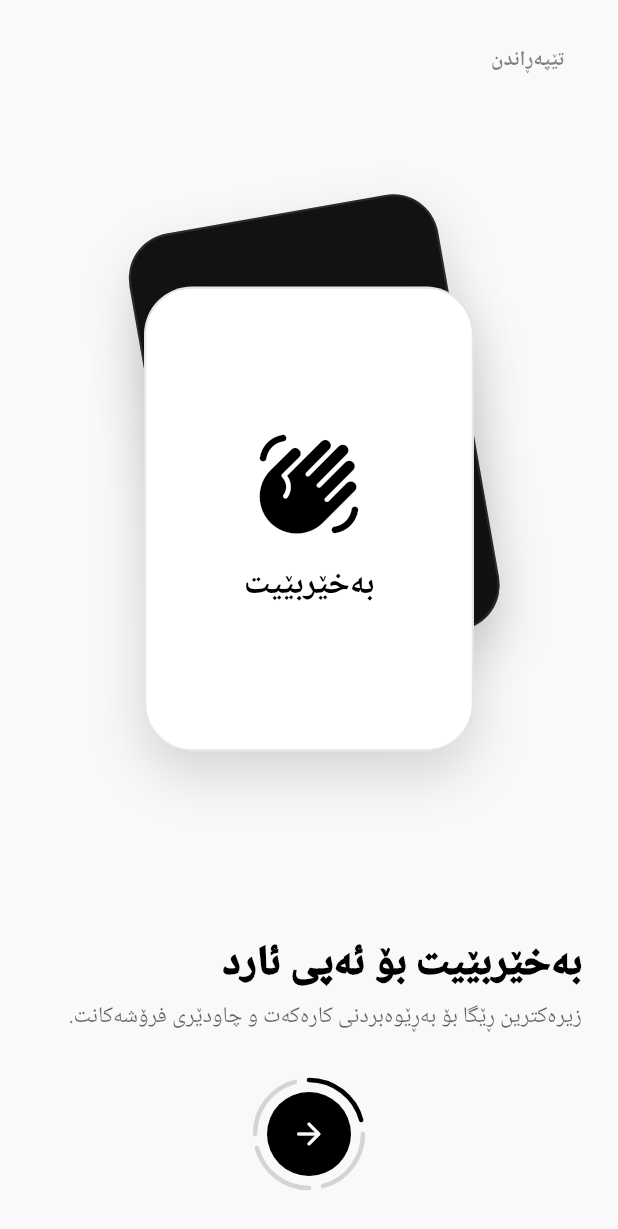
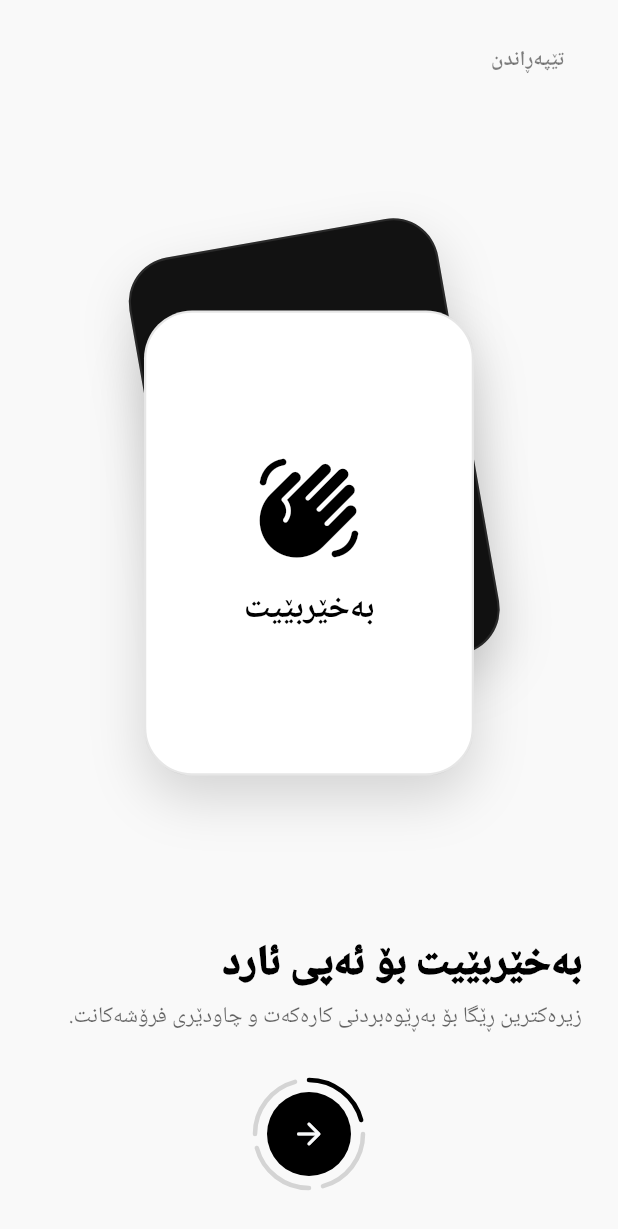
Before and after one commit to arsh-kh/ard_app_web, a Flutter app: the screen it shows after launch, on a phone screen of 412 x 824 dp. Shown: the top 1229 px of the screen. Run offline on Flutter 3.47's test engine with Material 3 defaults, Android fonts, the phone set to English and light mode, and no system bars; drawn by our look-alikes of flutter_animate; our stand-ins replace cached_network_image, cloud_firestore, connectivity_plus, csv, firebase_auth, firebase_core and 13 more; accounts and stored records are empty; project files that could hold a hidden picture were left out.

Commit message:
before buseness edit

```diff
--- a/lib/core/utils/app_translations.dart
+++ b/lib/core/utils/app_translations.dart
@@ -39,14 +39,14 @@ class Tr {
       'themeLight': 'Light Mode',
       'themeDark': 'Dark Mode',
       'onboardingTitle1': 'Select Language',
-      'onboardingDesc1': 'Please select your preferred language.',
+      'onboardingDesc1': 'Please select your preferred language (you can change it later).',
       'onboardingTitle4': 'Ready to Start?',
       'onboardingDesc4':
           'Optimize your business and take control of your financial growth today.',
       'skipBtn': 'Skip',
       'getStartedBtn': 'Get Started',
       'cardWelcome': 'Welcome',
-      'cardManage': 'Hello',
+      'cardManage': 'Manage',
       'cardLanguage': 'Language',
       'cardLocalization': 'Localization',
       'cardReady': 'Ready',
@@ -597,14 +597,14 @@ class Tr {
       'themeLight': 'ڕووناک',
       'themeDark': 'تاریک',
       'onboardingTitle1': 'زمان هەڵبژێرە',
-      'onboardingDesc1': '  (دەتوانرێت لەداهاتوشدا بگۆڕدرێت) زمانی گونجاو هەڵبژێرە.',
+      'onboardingDesc1': 'زمانێکی گونجاو هەڵبژێرە (دواتر دەتوانیت بیگۆڕیت).',
       'onboardingTitle4': 'ئامادەی بۆ دەستپێکردن؟',
       'onboardingDesc4':
           'کارەکەت بەرەو پێش ببە و کۆنتڕۆڵی گەشەی داراییت بکە.',
       'skipBtn': 'تێپەڕاندن',
       'getStartedBtn': 'دەستپێکردن',
       'cardWelcome': 'بەخێربێیت',
-      'cardManage': 'سڵاو',
+      'cardManage': 'بەڕێوەبردن',
       'cardLanguage': 'زمان',
       'cardLocalization': 'ناوخۆیی',
       'cardReady': 'ئامادە',
@@ -1159,13 +1159,13 @@ class Tr {
       'themeLight': 'الوضع الفاتح',
       'themeDark': 'الوضع الداكن',
       'onboardingTitle1': 'اختر اللغة',
-      'onboardingDesc1': 'يرجى اختيار لغتك المفضلة.',
+      'onboardingDesc1': 'يرجى اختيار لغتك المفضلة (يمكنك تغييرها لاحقاً).',
       'onboardingTitle4': 'جاهز للبدء؟',
       'onboardingDesc4': 'طور عملك وسيطر على نموك المالي اليوم.',
       'skipBtn': 'تخطي',
       'getStartedBtn': 'ابدأ الآن',
-      'cardWelcome': 'مرحباً',
-      'cardManage': 'أهلاً',
+      'cardWelcome': 'مرحباً بك',
+      'cardManage': 'إدارة',
       'cardLanguage': 'اللغة',
       'cardLocalization': 'توطين',
       'cardReady': 'جاهز',
--- a/lib/features/onboarding/onboarding_screen.dart
+++ b/lib/features/onboarding/onboarding_screen.dart
@@ -180,7 +180,7 @@ class _OnboardingScreenState extends ConsumerState<OnboardingScreen> with Ticker
         // Gestures active (activeIndex = null)
         cards = [
           _buildCardContent(Icons.waving_hand_rounded, Tr.t('cardWelcome', lang), isDark: false),
-          _buildCardContent(Icons.storefront_rounded, Tr.t('cardManage', lang), isDark: true),
+          _buildCardContent(Icons.dashboard_rounded, Tr.t('cardManage', lang), isDark: true),
         ];
         break;
       case 2:
@@ -218,6 +218,7 @@ class _OnboardingScreenState extends ConsumerState<OnboardingScreen> with Ticker
     }
 
     return AnimatedCardStack(
+      key: ValueKey(_currentPage),
       cards: cards,
       slideAnimations: _slideAnimations,
       activeIndex: activeIndex,
@@ -296,6 +297,21 @@ class _OnboardingScreenState extends ConsumerState<OnboardingScreen> with Ticker
 
     return AnimatedSwitcher(
       duration: const Duration(milliseconds: 400),
+      layoutBuilder: (Widget? currentChild, List<Widget> previousChildren) {
+        return Stack(
+          alignment: Alignment.topCenter,
+          clipBehavior: Clip.none,
+          children: <Widget>[
+            ...previousChildren.map((child) => Positioned(
+                  top: 0,
+                  left: 0,
+                  right: 0,
+                  child: child,
+                )),
+            if (currentChild != null) currentChild,
+          ],
+        );
+      },
       child: Column(
         key: ValueKey<int>(_currentPage),
         crossAxisAlignment: CrossAxisAlignment.start,
@@ -396,7 +412,7 @@ class _OnboardingScreenState extends ConsumerState<OnboardingScreen> with Ticker
               // Cards Section (Takes up all available middle space, perfectly centering the cards)
               Expanded(
                 child: Padding(
-                  padding: const EdgeInsets.symmetric(vertical: 24),
+                  padding: const EdgeInsets.only(top: 56, bottom: 24),
                   child: Center(
                     child: FittedBox(
                       fit: BoxFit.scaleDown,
```
